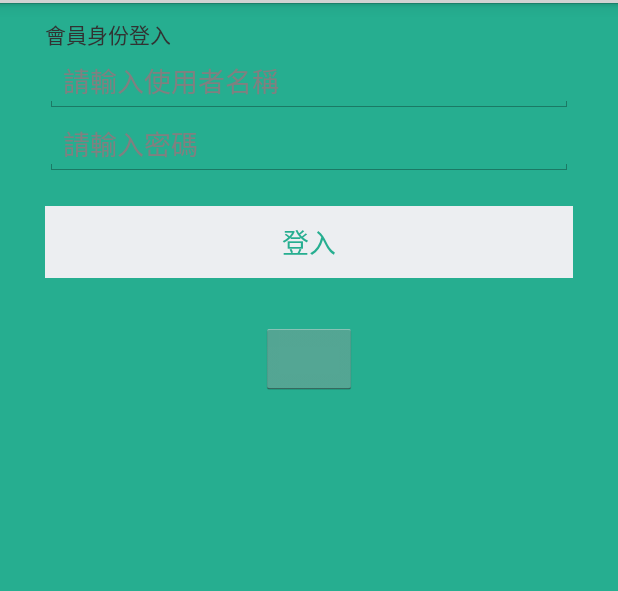
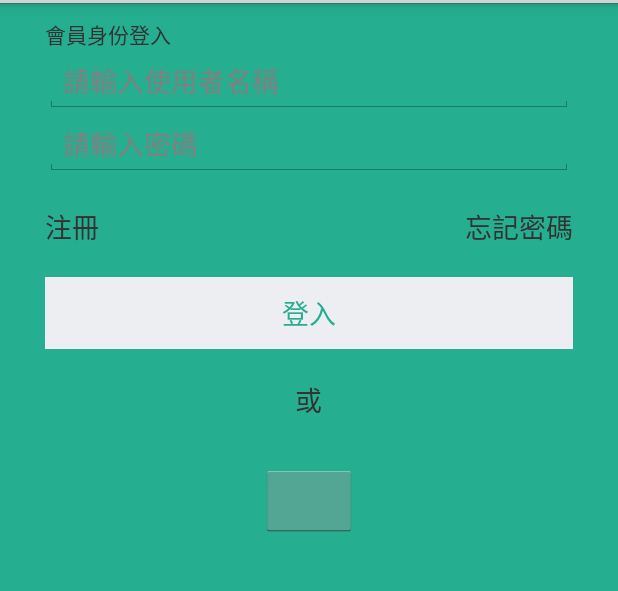
Before and after one commit to tak1hk2002/juz4fun_test, an Android app: the fragment Fragment_Login placed in its activity, on a phone screen of 412 x 824 dp, the part 69-660 px from its top. Run offline under Robolectric (Android 15) with nearby library versions, the phone set to English and light mode, and no system bars; libraries missing offline, so code that uses them is left out: com.facebook, com.facebook.login; plain views replace LoginButton.

Commit message:
alan_21/10/2015_14:41

```diff
--- a/app/src/main/res/layout/login_login_tab.xml
+++ b/app/src/main/res/layout/login_login_tab.xml
@@ -1,13 +1,13 @@
 <?xml version="1.0" encoding="utf-8"?>
 <LinearLayout xmlns:android="http://schemas.android.com/apk/res/android"
-    android:layout_width="fill_parent"
-    android:layout_height="fill_parent"
+    android:layout_width="match_parent"
+    android:layout_height="match_parent"
     android:background="@color/bg_login"
     android:orientation="vertical"
     android:padding="10dp" >
 
     <LinearLayout
-        android:layout_width="fill_parent"
+        android:layout_width="match_parent"
         android:layout_height="wrap_content"
         android:orientation="vertical"
         android:paddingLeft="20dp"
@@ -38,18 +38,57 @@
             android:id="@+id/password"
             android:hint="@string/hint_password"
             android:layout_gravity="center_horizontal" />
+    </LinearLayout>
 
+    <RelativeLayout
+        android:layout_width="match_parent"
+        android:layout_height="wrap_content"
+        android:paddingTop="20dp"
+        android:paddingLeft="20dp"
+        android:paddingRight="20dp"
+        android:paddingBottom="20dp">
+
+        <TextView
+            android:layout_width="wrap_content"
+            android:layout_height="wrap_content"
+            android:layout_alignParentRight="true"
+            android:textSize="18sp"
+            android:text="@string/forgot_password"/>
+
+        <TextView
+            android:layout_width="wrap_content"
+            android:layout_height="wrap_content"
+            android:layout_alignParentLeft="true"
+            android:textSize="18sp"
+            android:text="@string/btn_register"/>
+
+
+    </RelativeLayout>
         <!-- Login Button -->
+
+
+    <LinearLayout
+        android:layout_width="match_parent"
+        android:layout_height="wrap_content"
+        android:orientation="vertical"
+        android:paddingLeft="20dp"
+        android:paddingRight="20dp" >
 
         <Button
             android:id="@+id/btnLogin"
             android:layout_width="fill_parent"
             android:layout_height="wrap_content"
-            android:layout_marginTop="20dip"
             android:background="@color/btn_login_bg"
             android:text="@string/btn_login"
             android:textColor="@color/btn_login" />
 
+        <TextView
+            android:layout_width="wrap_content"
+            android:layout_height="wrap_content"
+            android:layout_gravity="center_horizontal"
+            android:layout_marginTop="20dp"
+            android:textSize="18sp"
+            android:text="@string/or"/>
 
         <com.facebook.login.widget.LoginButton
             android:id="@+id/login_button"
@@ -61,4 +100,5 @@
             android:layout_marginBottom="30dp" />
     </LinearLayout>
 
+
 </LinearLayout>
--- a/app/src/main/res/values/strings.xml
+++ b/app/src/main/res/values/strings.xml
@@ -3,6 +3,9 @@
     <string name="hello_world">Hello world!</string>
     <string name="action_settings">Settings</string>
     <string name="title_activity_maps">Map</string>
+
+    <!--common use-->
+    <string name="or">或</string>
 
     <!-- Login and register-->
     <string name="hint_email">請輸入電郵</string>
@@ -12,14 +15,14 @@
     <string name="register_success">你會稍後收到電郵，然後請激活你的帳號</string>
     <string name="login_success">登入成功</string>
     <string name="title_member_login">會員身份登入</string>
-
+    <string name="forgot_password">忘記密碼</string>
+    <string name="btn_login">登入</string>
+    <string name="btn_register">注冊</string>
+    <string name="btn_logout">登出</string>
     <string name="welcome">Welcome</string>
     <!-- -->
 
     <!-- Button-->
-    <string name="btn_login">登入</string>
-    <string name="btn_register">注冊</string>
-    <string name="btn_logout">登出</string>
     <string name="btn_confirm">確定</string>
     <!---->
 
```
Also changed, not shown: 2 other files.
